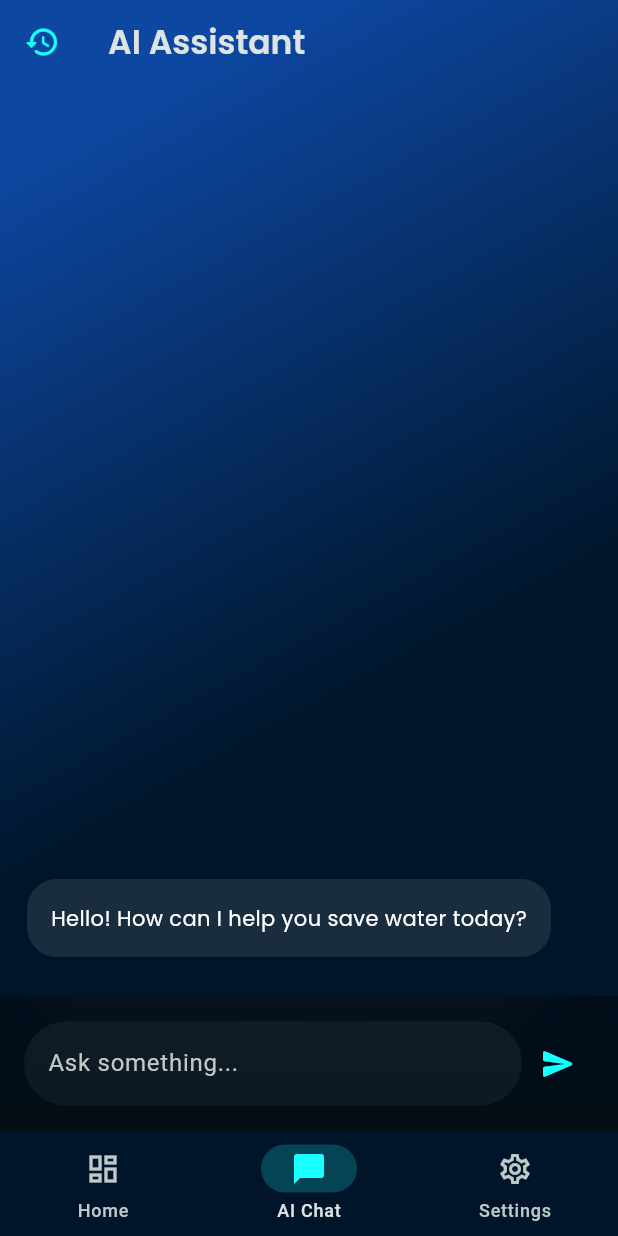
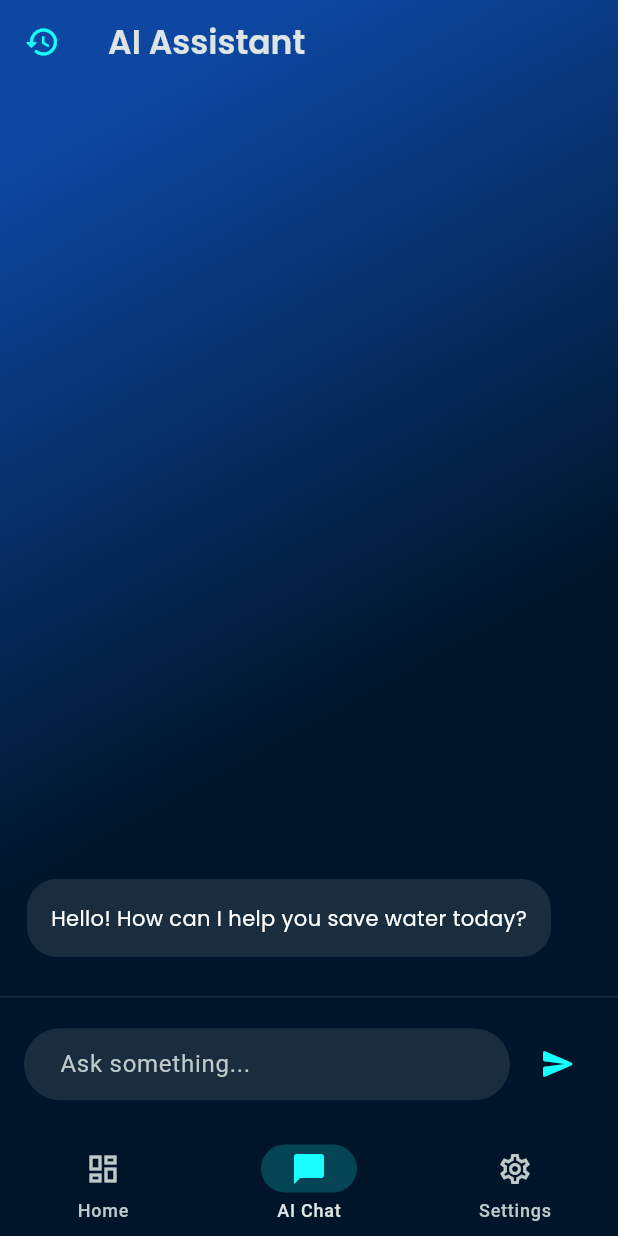
Before and after one commit to nouhailaaziki/HydroSmart, a Flutter app: the MainNavigationShell screen opened directly, item 2 of the bottom bar chosen, in the side drawer, after a tap on the "send" icon, on a phone screen of 412 x 824 dp. Run offline on Flutter 3.47's test engine with Material 3 defaults, Android fonts, the phone set to English and light mode, and no system bars; drawn by our look-alikes of flutter_markdown, glassmorphism; our stand-ins replace fl_chart, flutter_dotenv, google_fonts, hive_flutter; accounts and stored records are empty.

Commit message:
Fix critical bugs: logout, AI input bar, dynamic greeting
Co-authored-by: nouhailaaziki <171245171+nouhailaaziki@users.noreply.github.com>

```diff
--- a/lib/ai_assistant_screen.dart
+++ b/lib/ai_assistant_screen.dart
@@ -363,23 +363,39 @@ class _AIAssistantScreenState extends State<AIAssistantScreen> {
   }
 
   Widget _buildInputArea() {
-    return GlassmorphicContainer(
-      width: double.infinity, height: 90, borderRadius: 0, blur: 20, alignment: Alignment.center, border: 0,
-      linearGradient: LinearGradient(colors: [Colors.black38, Colors.black38]),
-      borderGradient: const LinearGradient(colors: [Colors.transparent, Colors.transparent]),
+    return Container(
+      width: double.infinity,
+      height: 90,
+      decoration: BoxDecoration(
+        color: Color(0xFF001529).withOpacity(0.95),
+        border: Border(top: BorderSide(color: Colors.white.withOpacity(0.1), width: 1)),
+      ),
       child: Padding(
-        padding: const EdgeInsets.symmetric(horizontal: 16),
+        padding: const EdgeInsets.symmetric(horizontal: 16, vertical: 16),
         child: Row(
           children: [
             Expanded(
               child: TextField(
                 controller: _controller,
                 style: const TextStyle(color: Colors.white),
-                decoration: InputDecoration(hintText: "Ask something...", filled: true, fillColor: Colors.white.withOpacity(0.05), border: OutlineInputBorder(borderRadius: BorderRadius.circular(30), borderSide: BorderSide.none)),
+                decoration: InputDecoration(
+                  hintText: "Ask something...",
+                  filled: true,
+                  fillColor: Colors.white.withOpacity(0.1),
+                  border: OutlineInputBorder(
+                    borderRadius: BorderRadius.circular(30),
+                    borderSide: BorderSide.none,
+                  ),
+                  contentPadding: EdgeInsets.symmetric(horizontal: 20, vertical: 12),
+                ),
                 onSubmitted: (_) => _sendMessage(),
               ),
             ),
-            IconButton(icon: const Icon(Icons.send_rounded, color: Colors.cyanAccent), onPressed: _sendMessage),
+            SizedBox(width: 8),
+            IconButton(
+              icon: const Icon(Icons.send_rounded, color: Colors.cyanAccent),
+              onPressed: _sendMessage,
+            ),
           ],
         ),
       ),
--- a/lib/dashboard_screen.dart
+++ b/lib/dashboard_screen.dart
@@ -4,6 +4,7 @@ import 'package:google_fonts/google_fonts.dart';
 import 'package:fl_chart/fl_chart.dart';
 import 'package:provider/provider.dart';
 import 'providers/water_provider.dart';
+import 'providers/auth_provider.dart';
 
 class HydrosmartDashboard extends StatelessWidget {
   @override
@@ -15,7 +16,7 @@ class HydrosmartDashboard extends StatelessWidget {
         child: Column(
           crossAxisAlignment: CrossAxisAlignment.start,
           children: [
-            _buildHeader(),
+            _buildHeader(context),
             SizedBox(height: 30),
             _buildMainGoalCard(context),
             SizedBox(height: 20),
@@ -28,14 +29,30 @@ class HydrosmartDashboard extends StatelessWidget {
     );
   }
 
-  Widget _buildHeader() {
+  String _getGreeting() {
+    final hour = DateTime.now().hour;
+    if (hour >= 5 && hour < 12) {
+      return "Good Morning";
+    } else if (hour >= 12 && hour < 17) {
+      return "Good Afternoon";
+    } else if (hour >= 17 && hour < 21) {
+      return "Good Evening";
+    } else {
+      return "Good Night";
+    }
+  }
+
+  Widget _buildHeader(BuildContext context) {
+    final authProvider = Provider.of<AuthProvider>(context);
+    final userName = authProvider.user?.name ?? "User";
+
     return Row(
       mainAxisAlignment: MainAxisAlignment.spaceBetween,
       children: [
         Column(
           crossAxisAlignment: CrossAxisAlignment.start,
           children: [
-            Text("Good Morning, Alex", style: GoogleFonts.poppins(color: Colors.white70, fontSize: 16)),
+            Text("${_getGreeting()}, $userName", style: GoogleFonts.poppins(color: Colors.white70, fontSize: 16)),
             Text("Hydrosmart", style: GoogleFonts.poppins(color: Colors.white, fontSize: 28, fontWeight: FontWeight.bold)),
           ],
         ),
--- a/lib/settings_screen.dart
+++ b/lib/settings_screen.dart
@@ -3,6 +3,7 @@ import 'package:glassmorphism/glassmorphism.dart';
 import 'package:google_fonts/google_fonts.dart';
 import 'package:provider/provider.dart';
 import 'providers/water_provider.dart';
+import 'providers/auth_provider.dart';
 
 class SettingsScreen extends StatelessWidget {
   @override
@@ -20,6 +21,8 @@ class SettingsScreen extends StatelessWidget {
           const SizedBox(height: 20),
           _buildToggleOption("Leak Detection", waterProvider.leakDetectionEnabled, waterProvider.toggleLeakDetection),
           _buildToggleOption("Smart Notifications", waterProvider.notificationsEnabled, waterProvider.toggleNotifications),
+          const SizedBox(height: 20),
+          _buildLogoutButton(context),
         ],
       ),
     );
@@ -69,4 +72,56 @@ class SettingsScreen extends StatelessWidget {
       trailing: Switch(value: val, activeColor: Colors.cyanAccent, onChanged: onChanged),
     );
   }
+
+  Widget _buildLogoutButton(BuildContext context) {
+    return GlassmorphicContainer(
+      width: double.infinity,
+      height: 60,
+      borderRadius: 15,
+      blur: 20,
+      alignment: Alignment.center,
+      border: 2,
+      linearGradient: LinearGradient(
+        colors: [
+          Colors.red.withOpacity(0.2),
+          Colors.red.withOpacity(0.1),
+        ],
+      ),
+      borderGradient: LinearGradient(
+        colors: [
+          Colors.red.withOpacity(0.3),
+          Colors.red.withOpacity(0.2),
+        ],
+      ),
+      child: ListTile(
+        leading: Icon(Icons.logout, color: Colors.redAccent),
+        title: Text("Logout", style: GoogleFonts.poppins(color: Colors.white)),
+        trailing: Icon(Icons.arrow_forward_ios, color: Colors.white54, size: 16),
+        onTap: () {
+          showDialog(
+            context: context,
+            builder: (context) => AlertDialog(
+              backgroundColor: Color(0xFF0D47A1),
+              title: Text("Logout", style: GoogleFonts.poppins(color: Colors.white)),
+              content: Text("Are you sure you want to logout?", style: TextStyle(color: Colors.white70)),
+              actions: [
+                TextButton(
+                  onPressed: () => Navigator.pop(context),
+                  child: Text("Cancel", style: TextStyle(color: Colors.white70)),
+                ),
+                ElevatedButton(
+                  style: ElevatedButton.styleFrom(backgroundColor: Colors.redAccent),
+                  onPressed: () {
+                    Navigator.pop(context);
+                    Provider.of<AuthProvider>(context, listen: false).logout();
+                  },
+                  child: Text("Logout", style: TextStyle(color: Colors.white)),
+                ),
+              ],
+            ),
+          );
+        },
+      ),
+    );
+  }
 }
```
